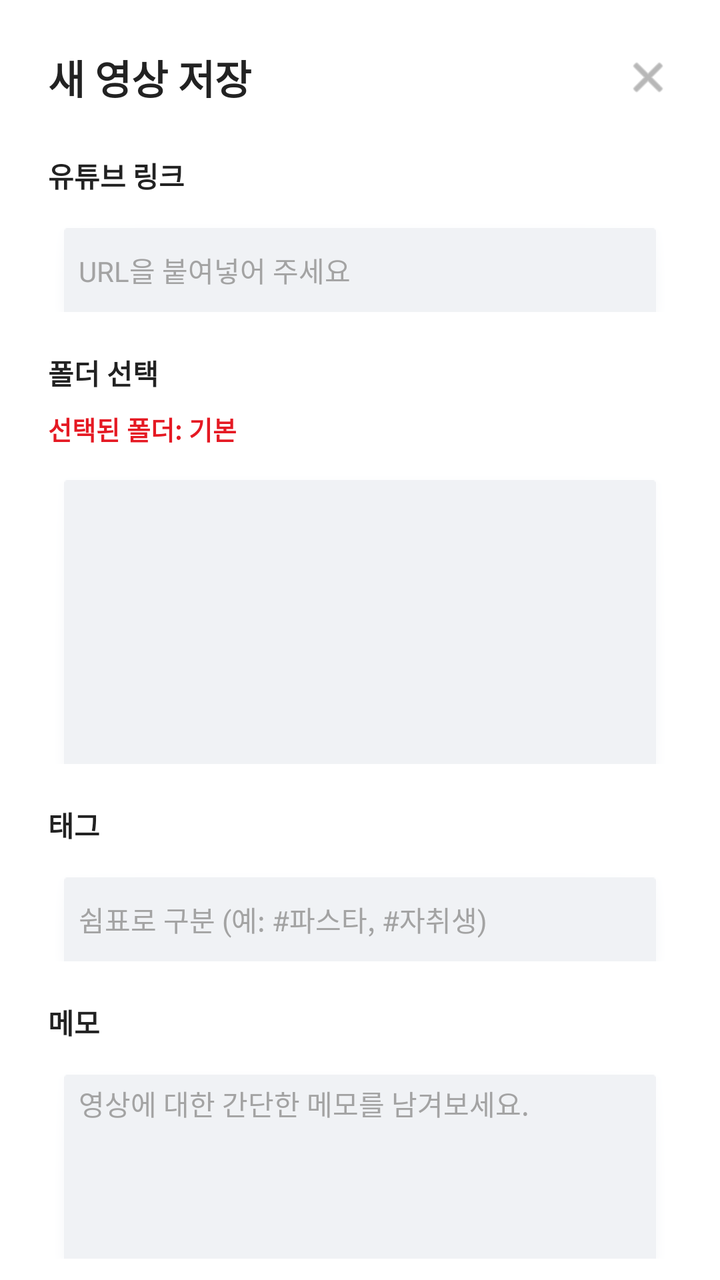
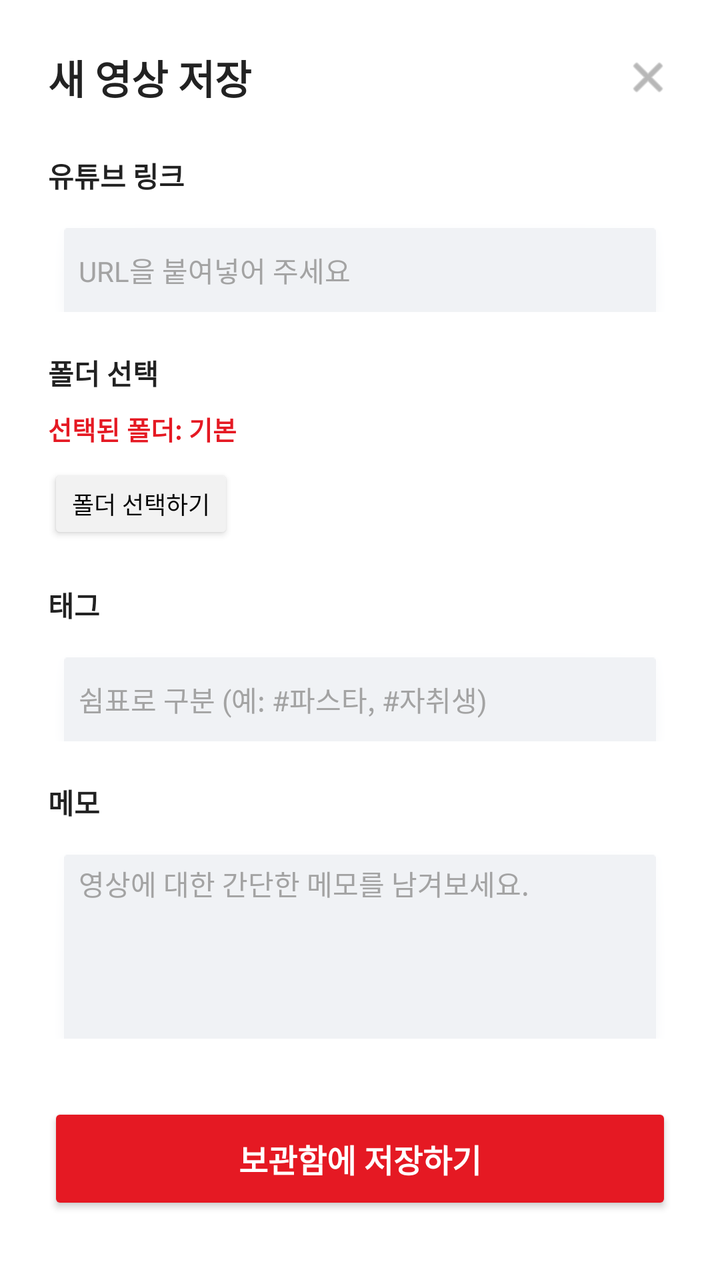

An Android layout rendered at two revisions. The XML below is the earlier revision; the diff shows what the commit changed to produce the second picture.
<!-- AndroidManifest.xml: application theme Theme.TubePocket -->
<!-- res/layout/fragment_add_link.xml -->
<?xml version="1.0" encoding="utf-8"?>
<androidx.core.widget.NestedScrollView
    xmlns:android="http://schemas.android.com/apk/res/android"
    xmlns:app="http://schemas.android.com/apk/res-auto"
    android:layout_width="match_parent"
    android:layout_height="match_parent"
    android:fillViewport="true"
    android:fitsSystemWindows="true"
    android:background="@color/white">

    <androidx.constraintlayout.widget.ConstraintLayout
        android:layout_width="match_parent"
        android:layout_height="wrap_content"
        android:padding="24dp">

        <TextView
            android:id="@+id/tvTitle"
            android:layout_width="wrap_content"
            android:layout_height="wrap_content"
            android:text="새 영상 저장"
            android:textColor="@color/text_dark"
            android:textSize="20sp"
            android:textStyle="bold"
            app:layout_constraintStart_toStartOf="parent"
            app:layout_constraintTop_toTopOf="parent" />

        <ImageView
            android:id="@+id/ivClose"
            android:layout_width="24dp"
            android:layout_height="24dp"
            android:src="@android:drawable/ic_menu_close_clear_cancel"
            app:layout_constraintBottom_toBottomOf="@+id/tvTitle"
            app:layout_constraintEnd_toEndOf="parent"
            app:layout_constraintTop_toTopOf="@+id/tvTitle"
            app:tint="@color/text_gray" />

        <TextView
            android:id="@+id/tvLinkTitle"
            android:layout_width="wrap_content"
            android:layout_height="wrap_content"
            android:layout_marginTop="24dp"
            android:text="유튜브 링크"
            android:textColor="@color/text_dark"
            android:textSize="14sp"
            android:textStyle="bold"
            app:layout_constraintStart_toStartOf="parent"
            app:layout_constraintTop_toBottomOf="@+id/tvTitle" />

        <EditText
            android:id="@+id/etYoutubeLink"
            android:textColor="#000000"
            android:layout_width="match_parent"
            android:layout_height="50dp"
            android:layout_marginTop="8dp"
            android:background="@drawable/abc_menu_hardkey_panel_mtrl_mult"
            android:backgroundTint="@color/search_bg"
            android:hint=" URL을 붙여넣어 주세요"
            android:textColorHint="#a3a3a3"
            android:paddingHorizontal="12dp"
            android:singleLine="true"
            android:textSize="14sp"
            app:layout_constraintTop_toBottomOf="@+id/tvLinkTitle" />

        <TextView
            android:id="@+id/tvFolderTitle"
            android:layout_width="wrap_content"
            android:layout_height="wrap_content"
            android:layout_marginTop="20dp"
            android:text="폴더 선택"
            android:textColor="@color/text_dark"
            android:textSize="14sp"
            android:textStyle="bold"
            app:layout_constraintStart_toStartOf="parent"
            app:layout_constraintTop_toBottomOf="@+id/etYoutubeLink" />

        <TextView
            android:id="@+id/tvSelectedFolderInfo"
            android:layout_width="wrap_content"
            android:layout_height="wrap_content"
            android:layout_marginTop="8dp"
            android:text="선택된 폴더: 기본"
            android:textColor="@color/main_red"
            android:textSize="13sp"
            android:textStyle="bold"
            app:layout_constraintStart_toStartOf="parent"
            app:layout_constraintTop_toBottomOf="@+id/tvFolderTitle" />

        <androidx.recyclerview.widget.RecyclerView
            android:id="@+id/rvFolderTree"
            android:layout_width="match_parent"
            android:layout_height="150dp"
            android:layout_marginTop="8dp"
            android:background="@drawable/abc_menu_hardkey_panel_mtrl_mult"
            android:backgroundTint="@color/search_bg"
            android:padding="8dp"
            android:scrollbars="vertical"
            app:layout_constraintTop_toBottomOf="@+id/tvSelectedFolderInfo" />

        <TextView
            android:id="@+id/tvTagTitle"
            android:layout_width="wrap_content"
            android:layout_height="wrap_content"
            android:layout_marginTop="20dp"
            android:text="태그"
            android:textColor="@color/text_dark"
            android:textSize="14sp"
            android:textStyle="bold"
            app:layout_constraintStart_toStartOf="parent"
            app:layout_constraintTop_toBottomOf="@+id/rvFolderTree" />

        <MultiAutoCompleteTextView
            android:id="@+id/etTags"
            android:textColor="#000000"
            android:layout_width="match_parent"
            android:layout_height="50dp"
            android:layout_marginTop="8dp"
            android:background="@drawable/abc_menu_hardkey_panel_mtrl_mult"
            android:backgroundTint="@color/search_bg"
            android:hint=" 쉼표로 구분 (예: #파스타, #자취생)"
            android:textColorHint="#a3a3a3"
            android:paddingHorizontal="12dp"
            android:singleLine="true"
            android:textSize="14sp"
            android:completionThreshold="1"
            app:layout_constraintTop_toBottomOf="@+id/tvTagTitle" />

        <TextView
            android:id="@+id/tvMemoTitle"
            android:layout_width="wrap_content"
            android:layout_height="wrap_content"
            android:layout_marginTop="20dp"
            android:text="메모"
            android:textColor="@color/text_dark"
            android:textSize="14sp"
            android:textStyle="bold"
            app:layout_constraintStart_toStartOf="parent"
            app:layout_constraintTop_toBottomOf="@+id/etTags" />

        <EditText
            android:id="@+id/etMemo"
            android:textColor="#000000"
            android:layout_width="match_parent"
            android:layout_height="100dp"
            android:layout_marginTop="8dp"
            android:background="@drawable/abc_menu_hardkey_panel_mtrl_mult"
            android:backgroundTint="@color/search_bg"
            android:gravity="top|start"
            android:hint=" 영상에 대한 간단한 메모를 남겨보세요."
            android:textColorHint="#a3a3a3"
            android:padding="12dp"
            android:textSize="14sp"
            app:layout_constraintTop_toBottomOf="@+id/tvMemoTitle" />

        <Button
            android:id="@+id/btnSaveLink"
            android:layout_width="match_parent"
            android:layout_height="56dp"
            android:layout_marginTop="32dp"
            android:layout_marginBottom="16dp"
            android:backgroundTint="@color/main_red"
            android:text="보관함에 저장하기"
            android:textColor="@color/white"
            android:textSize="16sp"
            android:textStyle="bold"
            app:cornerRadius="12dp"
            app:layout_constraintBottom_toBottomOf="parent"
            app:layout_constraintTop_toBottomOf="@+id/etMemo" />

    </androidx.constraintlayout.widget.ConstraintLayout>
</androidx.core.widget.NestedScrollView>
<!-- resources referenced by this layout -->
<resources>
  <color name="main_red">#E51923</color>
  <color name="search_bg">#F0F2F5</color>
  <color name="text_dark">#222222</color>
  <color name="text_gray">#888888</color>
  <color name="white">#FFFFFFFF</color>
  <style name="Theme.TubePocket" parent="Base.Theme.TubePocket" />
  <style name="Base.Theme.TubePocket" parent="Theme.Material3.DayNight.NoActionBar">
          
          
      </style>
</resources>

<!-- the commit's change to res/layout/fragment_add_link.xml (unified diff, before → after) -->
@@ -85,15 +85,16 @@
             app:layout_constraintStart_toStartOf="parent"
             app:layout_constraintTop_toBottomOf="@+id/tvFolderTitle" />
 
-        <androidx.recyclerview.widget.RecyclerView
-            android:id="@+id/rvFolderTree"
-            android:layout_width="match_parent"
-            android:layout_height="150dp"
+        <Button
+            android:id="@+id/btnSelectFolder"
+            android:layout_width="wrap_content"
+            android:layout_height="40dp"
             android:layout_marginTop="8dp"
-            android:background="@drawable/abc_menu_hardkey_panel_mtrl_mult"
-            android:backgroundTint="@color/search_bg"
-            android:padding="8dp"
-            android:scrollbars="vertical"
+            android:backgroundTint="#F2F2F2"
+            android:text="폴더 선택하기"
+            android:textColor="#000000"
+            android:textSize="12sp"
+            app:layout_constraintStart_toStartOf="parent"
             app:layout_constraintTop_toBottomOf="@+id/tvSelectedFolderInfo" />
 
         <TextView
@@ -106,7 +107,7 @@
             android:textSize="14sp"
             android:textStyle="bold"
             app:layout_constraintStart_toStartOf="parent"
-            app:layout_constraintTop_toBottomOf="@+id/rvFolderTree" />
+            app:layout_constraintTop_toBottomOf="@+id/btnSelectFolder" />
 
         <MultiAutoCompleteTextView
             android:id="@+id/etTags"
